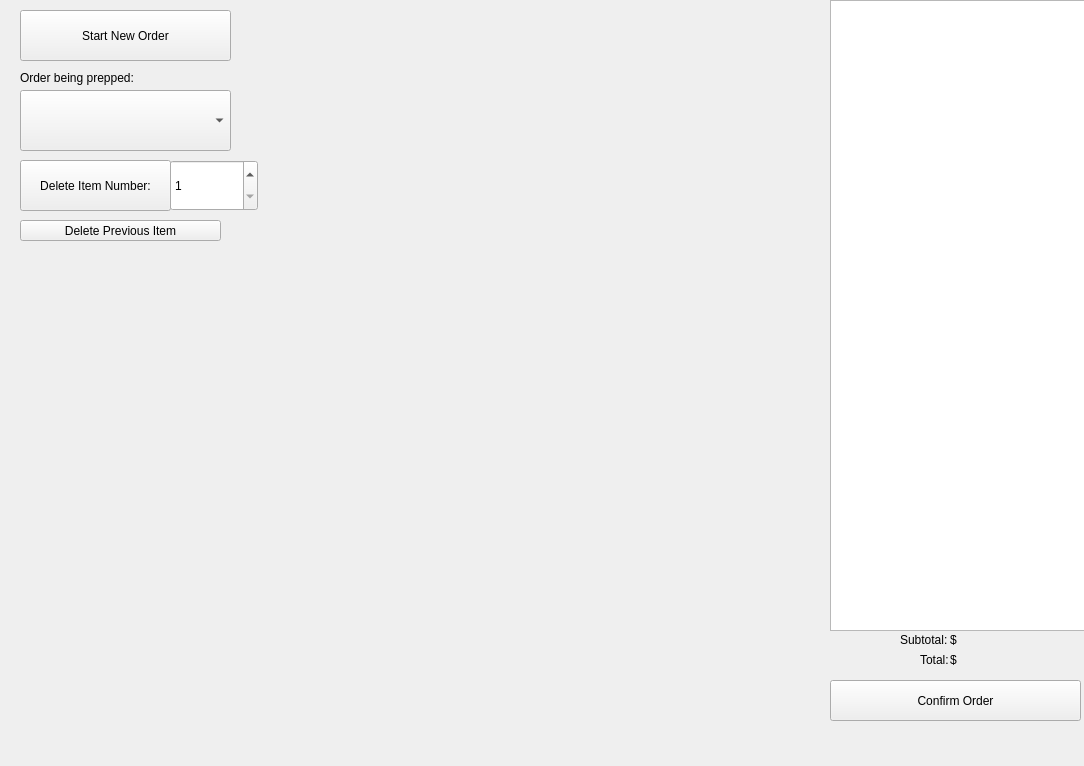
Above: POSModeWidget.ui from Ciccio526/BestoPOSo before the change. Below: the same form after it.
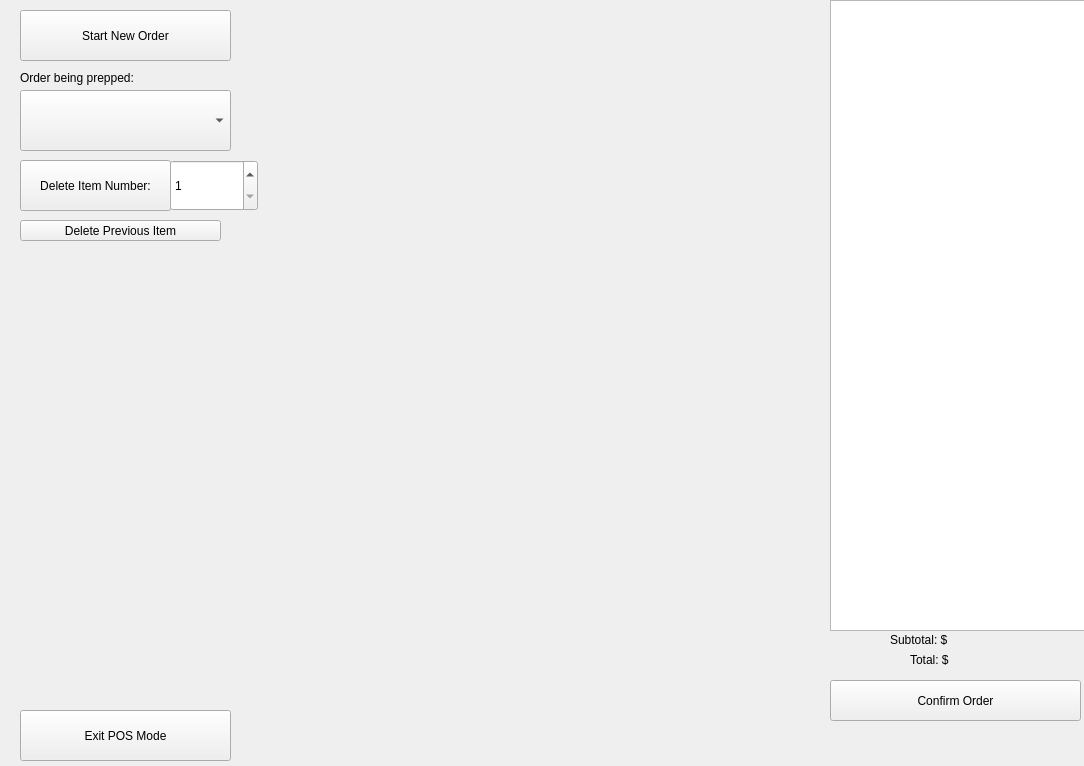
That is the form after the change.

```diff
--- a/POSModeWidget.ui
+++ b/POSModeWidget.ui
@@ -26,15 +26,15 @@
     </rect>
    </property>
    <property name="text">
-    <string>$</string>
+    <string/>
    </property>
   </widget>
   <widget class="QLabel" name="label_2">
    <property name="geometry">
     <rect>
-     <x>900</x>
+     <x>890</x>
      <y>630</y>
-     <width>51</width>
+     <width>61</width>
      <height>20</height>
     </rect>
    </property>
@@ -178,20 +178,33 @@
     </rect>
    </property>
    <property name="text">
-    <string>$</string>
+    <string/>
    </property>
   </widget>
   <widget class="QLabel" name="label_3">
    <property name="geometry">
     <rect>
-     <x>920</x>
+     <x>910</x>
      <y>650</y>
-     <width>31</width>
+     <width>41</width>
      <height>20</height>
     </rect>
    </property>
    <property name="text">
-    <string>Total:</string>
+    <string>Total: $</string>
+   </property>
+  </widget>
+  <widget class="QPushButton" name="exitPOSModeButton">
+   <property name="geometry">
+    <rect>
+     <x>20</x>
+     <y>710</y>
+     <width>211</width>
+     <height>51</height>
+    </rect>
+   </property>
+   <property name="text">
+    <string>Exit POS Mode</string>
    </property>
   </widget>
  </widget>
```
Left out of the diff: 2 changed lines with no effect on the pictures.
